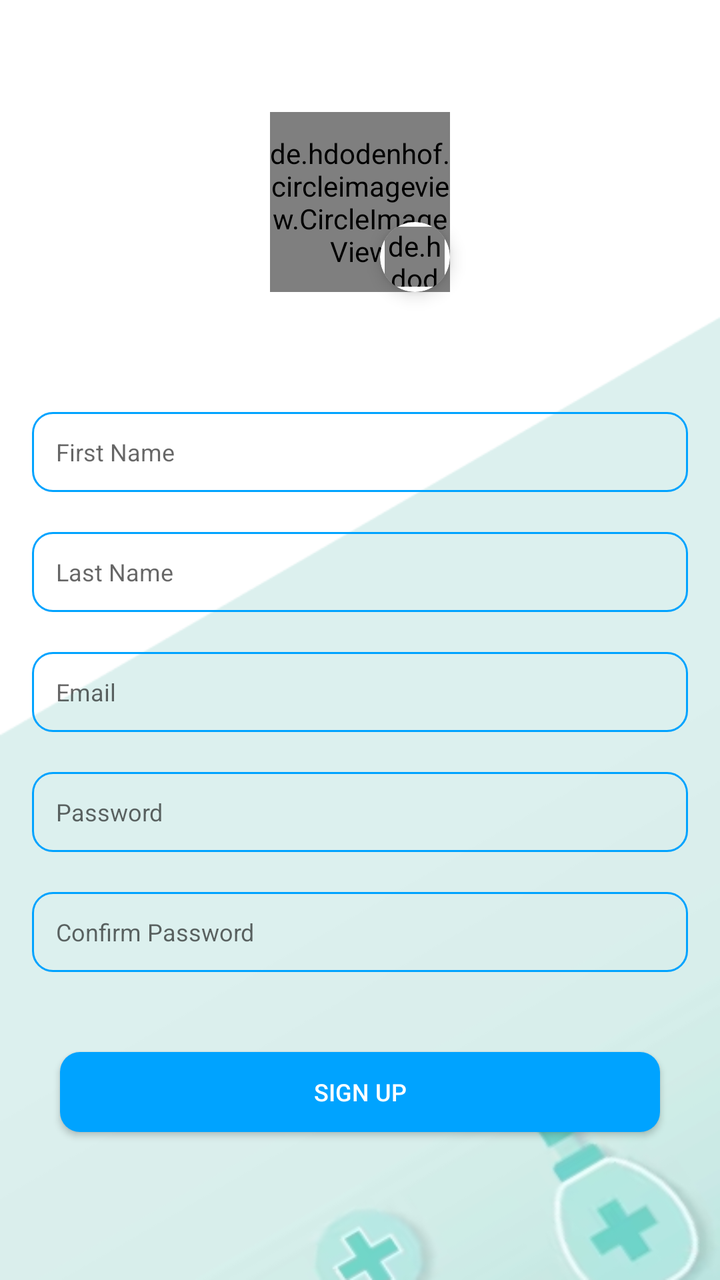
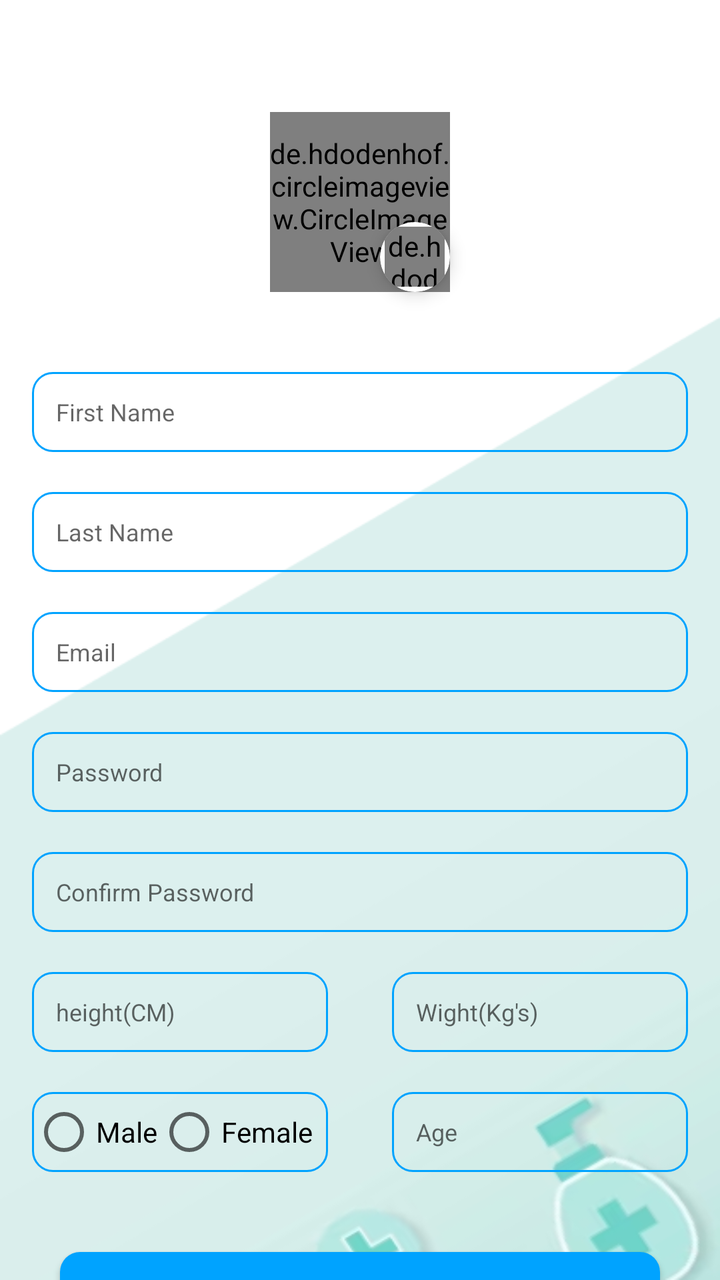

Before-and-after screenshots of an Android layout around one commit, followed by the original layout XML and the change that was made.
<!-- AndroidManifest.xml: application theme Theme.ICare -->
<!-- res/layout/activity_registration.xml -->
<?xml version="1.0" encoding="utf-8"?>
<layout xmlns:android="http://schemas.android.com/apk/res/android"
    xmlns:app="http://schemas.android.com/apk/res-auto"
    xmlns:tools="http://schemas.android.com/tools">

    <androidx.constraintlayout.widget.ConstraintLayout
        android:layout_width="match_parent"
        android:layout_height="match_parent"
        android:background="@color/white"
        tools:context=".registration.RegistrationActivity">

        <include
            layout="@layout/toolbar"
            android:layout_width="0dp"
            android:layout_height="wrap_content"
            app:layout_constraintEnd_toEndOf="parent"
            app:layout_constraintStart_toStartOf="parent"
            app:layout_constraintTop_toTopOf="parent" />

        <de.hdodenhof.circleimageview.CircleImageView
            android:id="@+id/imgProfile"
            android:layout_width="90dp"
            android:layout_height="90dp"
            app:civ_border_width="2dp"
            app:civ_border_color="#FF000000"
            app:layout_constraintLeft_toLeftOf="parent"
            app:layout_constraintRight_toRightOf="parent"
            app:layout_constraintTop_toBottomOf="@+id/toolBar"
            android:src="@drawable/person_default"/>

        <androidx.cardview.widget.CardView
            android:id="@+id/imgAddPhoto"
            android:layout_width="35dp"
            android:layout_height="35dp"
            app:cardCornerRadius="60dp"
            app:cardElevation="5dp"
            app:layout_constraintBottom_toBottomOf="@+id/imgProfile"
            app:layout_constraintEnd_toEndOf="@+id/imgProfile"
            app:cardMaxElevation="5dp">
            <de.hdodenhof.circleimageview.CircleImageView
                android:layout_width="30dp"
                android:layout_height="30dp"
                android:layout_gravity="center"
                android:src="@drawable/baseline_add"
                app:tint="@color/colorRed" />

        </androidx.cardview.widget.CardView>

        <View
            android:layout_width="match_parent"
            app:layout_constraintTop_toBottomOf="@+id/imgAddPhoto"
            android:layout_height="0dp"
            app:layout_constraintBottom_toBottomOf="parent"
            android:background="@drawable/background_banner"/>

        <LinearLayout
            android:id="@+id/llFirstName"
            android:layout_width="match_parent"
            android:layout_marginTop="60dp"
            android:layout_marginHorizontal="16dp"
            android:layout_height="40dp"
            android:gravity="center"
            android:background="@drawable/background_edittext"
            android:orientation="horizontal"
            app:layout_constraintTop_toBottomOf="@+id/imgProfile">

            <EditText
                android:id="@+id/edtFirstName"
                android:layout_width="0dp"
                android:layout_height="wrap_content"
                android:layout_marginStart="12dp"
                android:layout_marginEnd="12dp"
                android:layout_weight="1"
                android:background="@null"
                android:gravity="start"
                android:hint="First Name"
                android:inputType="text"
                android:textColor="@color/black"
                android:textSize="12sp" />

        </LinearLayout>

        <LinearLayout
            android:layout_width="match_parent"
            android:layout_height="40dp"
            android:id="@+id/llLastName"
            android:layout_marginTop="20dp"
            android:gravity="center"
            android:layout_marginHorizontal="16dp"
            android:orientation="horizontal"
            android:background="@drawable/background_edittext"
            app:layout_constraintTop_toBottomOf="@+id/llFirstName">

            <EditText
                android:id="@+id/edtLastName"
                android:layout_width="0dp"
                android:layout_height="wrap_content"
                android:layout_marginStart="12dp"
                android:layout_marginEnd="12dp"
                android:layout_weight="1"
                android:background="@null"
                android:gravity="start"
                android:hint="Last Name"
                android:inputType="text"
                android:textColor="@color/black"
                android:textSize="12sp" />

        </LinearLayout>

        <LinearLayout
            android:id="@+id/llEmail"
            app:layout_constraintTop_toBottomOf="@+id/llLastName"
            android:layout_width="match_parent"
            android:layout_height="40dp"
            android:gravity="center"
            android:background="@drawable/background_edittext"
            android:layout_marginTop="20dp"
            android:layout_marginHorizontal="16dp"
            android:orientation="horizontal">

            <EditText
                android:id="@+id/edtEmail"
                android:layout_width="0dp"
                android:layout_height="wrap_content"
                android:layout_marginStart="12dp"
                android:layout_marginEnd="12dp"
                android:layout_weight="1"
                android:background="@null"
                android:gravity="start"
                android:hint="Email"
                android:inputType="textEmailAddress"
                android:textColor="@color/black"
                android:textSize="12sp" />

        </LinearLayout>

        <LinearLayout
            android:id="@+id/llPassword"
            android:layout_width="match_parent"
            android:layout_height="40dp"
            android:gravity="center"
            android:layout_marginHorizontal="16dp"
            android:layout_marginTop="20dp"
            android:background="@drawable/background_edittext"
            android:orientation="horizontal"
            app:layout_constraintTop_toBottomOf="@+id/llEmail">

            <EditText
                android:id="@+id/edtPassword"
                android:layout_width="0dp"
                android:layout_height="wrap_content"
                android:layout_marginStart="12dp"
                android:layout_marginEnd="12dp"
                android:layout_weight="1"
                android:background="@null"
                android:gravity="start"
                android:hint="Password"
                android:inputType="textPassword"
                android:textColor="@color/black"
                android:textSize="12sp"  />

        </LinearLayout>

        <LinearLayout
            android:id="@+id/llConfirmPassword"
            android:layout_width="match_parent"
            android:layout_height="40dp"
            android:gravity="center"
            android:background="@drawable/background_edittext"
            android:orientation="horizontal"
            android:layout_marginHorizontal="16dp"
            android:layout_marginTop="20dp"
            app:layout_constraintTop_toBottomOf="@+id/llPassword">

            <EditText
                android:id="@+id/edtConfirmPassword"
                android:layout_width="0dp"
                android:layout_height="wrap_content"
                android:layout_marginStart="12dp"
                android:layout_marginEnd="12dp"
                android:layout_weight="1"
                android:background="@null"
                android:gravity="start"
                android:hint="Confirm Password"
                android:inputType="textPassword"
                android:textColor="@color/black"
                android:textSize="12sp" />

        </LinearLayout>

        <Button
            android:id="@+id/btnRegister"
            android:layout_width="match_parent"
            android:layout_height="40dp"
            android:layout_marginHorizontal="30dp"
            android:layout_marginTop="40dp"
            android:background="@drawable/button_possitive"
            android:text="Sign Up"
            android:textColor="@color/colorWhite"
            android:textSize="12sp"
            app:layout_constraintTop_toBottomOf="@+id/llConfirmPassword"/>

    </androidx.constraintlayout.widget.ConstraintLayout>

</layout>
<!-- res/layout/toolbar.xml (included above) -->
<?xml version="1.0" encoding="utf-8"?>
<androidx.appcompat.widget.Toolbar xmlns:android="http://schemas.android.com/apk/res/android"
    android:id="@+id/toolBar"
    android:layout_width="match_parent"
    android:layout_height="?android:attr/actionBarSize"
    android:background="@android:color/transparent"/>
<!-- resources referenced by this layout -->
<resources>
  <color name="black">#FF000000</color>
  <color name="colorRed">#E74C3C</color>
  <color name="colorWhite">#FFFFFF</color>
  <color name="white">#FFFFFFFF</color>
  <!-- drawable background_banner: png bitmap (drawable, 29614 bytes) -->
  <!-- drawable background_edittext (drawable) -->
  <shape xmlns:android="http://schemas.android.com/apk/res/android"
      android:shape="rectangle">
      <corners
          android:radius="10dp" />
      <stroke
          android:width="1dp"
          android:color="#00A3FF" />
  </shape>
  <!-- drawable baseline_add (drawable) -->
  <vector android:height="24dp" android:tint="#000000"
      android:viewportHeight="24" android:viewportWidth="24"
      android:width="24dp" xmlns:android="http://schemas.android.com/apk/res/android">
      <path android:fillColor="@android:color/white" android:pathData="M12,2C6.48,2 2,6.48 2,12s4.48,10 10,10 10,-4.48 10,-10S17.52,2 12,2zM17,13h-4v4h-2v-4L7,13v-2h4L11,7h2v4h4v2z"/>
  </vector>
  <!-- drawable button_possitive (drawable) -->
  <?xml version="1.0" encoding="utf-8"?>
  <ripple xmlns:android="http://schemas.android.com/apk/res/android"
      android:color="@color/white">
      <item android:id="@android:id/mask">
          <shape android:shape="rectangle">
              <solid android:color="@color/white" />
              <corners android:radius="10dp" />
          </shape>
      </item>
  
      <item android:id="@android:id/background">
          <shape android:shape="rectangle">
              <gradient
                  android:angle="90"
                  android:endColor="@color/themeBlue"
                  android:startColor="@color/themeBlue"
                  android:type="linear" />
              <corners android:radius="10dp" />
          </shape>
      </item>
  </ripple>
  <!-- drawable person_default: png bitmap (drawable, 11003 bytes) -->
  <style name="Theme.ICare" parent="Theme.MaterialComponents.Light.NoActionBar.Bridge">
          
          <item name="colorPrimary">@color/colorDarkTheme</item>
          <item name="colorPrimaryVariant">@color/colorDarkTheme</item>
          <item name="colorOnPrimary">@color/white</item>
          
          <item name="colorSecondary">@color/colorBackGroundEdittext</item>
          <item name="colorSecondaryVariant">@color/colorBackGroundEdittext</item>
          <item name="colorOnSecondary">@color/black</item>
          
          <item name="android:statusBarColor">?attr/colorPrimaryVariant</item>
          
      </style>
  <color name="themeBlue">#00A3FF</color>
  <color name="colorDarkTheme">#182B3C</color>
  <color name="colorBackGroundEdittext">#526278</color>
</resources>

<!-- the commit's change to res/layout/activity_registration.xml (unified diff, before → after) -->
@@ -21,12 +21,12 @@
             android:id="@+id/imgProfile"
             android:layout_width="90dp"
             android:layout_height="90dp"
+            android:src="@drawable/person_default"
+            app:civ_border_color="#FF000000"
             app:civ_border_width="2dp"
-            app:civ_border_color="#FF000000"
             app:layout_constraintLeft_toLeftOf="parent"
             app:layout_constraintRight_toRightOf="parent"
-            app:layout_constraintTop_toBottomOf="@+id/toolBar"
-            android:src="@drawable/person_default"/>
+            app:layout_constraintTop_toBottomOf="@+id/toolBar" />
 
         <androidx.cardview.widget.CardView
             android:id="@+id/imgAddPhoto"
@@ -34,9 +34,10 @@
             android:layout_height="35dp"
             app:cardCornerRadius="60dp"
             app:cardElevation="5dp"
+            app:cardMaxElevation="5dp"
             app:layout_constraintBottom_toBottomOf="@+id/imgProfile"
-            app:layout_constraintEnd_toEndOf="@+id/imgProfile"
-            app:cardMaxElevation="5dp">
+            app:layout_constraintEnd_toEndOf="@+id/imgProfile">
+
             <de.hdodenhof.circleimageview.CircleImageView
                 android:layout_width="30dp"
                 android:layout_height="30dp"
@@ -48,19 +49,19 @@
 
         <View
             android:layout_width="match_parent"
-            app:layout_constraintTop_toBottomOf="@+id/imgAddPhoto"
             android:layout_height="0dp"
+            android:background="@drawable/background_banner"
             app:layout_constraintBottom_toBottomOf="parent"
-            android:background="@drawable/background_banner"/>
+            app:layout_constraintTop_toBottomOf="@+id/imgAddPhoto" />
 
         <LinearLayout
             android:id="@+id/llFirstName"
             android:layout_width="match_parent"
-            android:layout_marginTop="60dp"
-            android:layout_marginHorizontal="16dp"
-            android:layout_height="40dp"
-            android:gravity="center"
-            android:background="@drawable/background_edittext"
+            android:layout_height="40dp"
+            android:layout_marginHorizontal="16dp"
+            android:layout_marginTop="40dp"
+            android:background="@drawable/background_edittext"
+            android:gravity="center"
             android:orientation="horizontal"
             app:layout_constraintTop_toBottomOf="@+id/imgProfile">
 
@@ -81,14 +82,14 @@
         </LinearLayout>
 
         <LinearLayout
-            android:layout_width="match_parent"
-            android:layout_height="40dp"
             android:id="@+id/llLastName"
+            android:layout_width="match_parent"
+            android:layout_height="40dp"
+            android:layout_marginHorizontal="16dp"
             android:layout_marginTop="20dp"
-            android:gravity="center"
-            android:layout_marginHorizontal="16dp"
-            android:orientation="horizontal"
-            android:background="@drawable/background_edittext"
+            android:background="@drawable/background_edittext"
+            android:gravity="center"
+            android:orientation="horizontal"
             app:layout_constraintTop_toBottomOf="@+id/llFirstName">
 
             <EditText
@@ -109,14 +110,14 @@
 
         <LinearLayout
             android:id="@+id/llEmail"
-            app:layout_constraintTop_toBottomOf="@+id/llLastName"
-            android:layout_width="match_parent"
-            android:layout_height="40dp"
-            android:gravity="center"
-            android:background="@drawable/background_edittext"
+            android:layout_width="match_parent"
+            android:layout_height="40dp"
+            android:layout_marginHorizontal="16dp"
             android:layout_marginTop="20dp"
-            android:layout_marginHorizontal="16dp"
-            android:orientation="horizontal">
+            android:background="@drawable/background_edittext"
+            android:gravity="center"
+            android:orientation="horizontal"
+            app:layout_constraintTop_toBottomOf="@+id/llLastName">
 
             <EditText
                 android:id="@+id/edtEmail"
@@ -138,10 +139,10 @@
             android:id="@+id/llPassword"
             android:layout_width="match_parent"
             android:layout_height="40dp"
-            android:gravity="center"
             android:layout_marginHorizontal="16dp"
             android:layout_marginTop="20dp"
             android:background="@drawable/background_edittext"
+            android:gravity="center"
             android:orientation="horizontal"
             app:layout_constraintTop_toBottomOf="@+id/llEmail">
 
@@ -157,7 +158,7 @@
                 android:hint="Password"
                 android:inputType="textPassword"
                 android:textColor="@color/black"
-                android:textSize="12sp"  />
+                android:textSize="12sp" />
 
         </LinearLayout>
 
@@ -165,11 +166,11 @@
             android:id="@+id/llConfirmPassword"
             android:layout_width="match_parent"
             android:layout_height="40dp"
-            android:gravity="center"
-            android:background="@drawable/background_edittext"
-            android:orientation="horizontal"
             android:layout_marginHorizontal="16dp"
             android:layout_marginTop="20dp"
+            android:background="@drawable/background_edittext"
+            android:gravity="center"
+            android:orientation="horizontal"
             app:layout_constraintTop_toBottomOf="@+id/llPassword">
 
             <EditText
@@ -185,6 +186,132 @@
                 android:inputType="textPassword"
                 android:textColor="@color/black"
                 android:textSize="12sp" />
+
+        </LinearLayout>
+
+        <LinearLayout
+            android:id="@+id/llHandW"
+            android:layout_width="match_parent"
+            android:layout_height="wrap_content"
+            android:orientation="horizontal"
+            app:layout_constraintTop_toBottomOf="@+id/llConfirmPassword">
+
+            <LinearLayout
+                android:id="@+id/llHeight"
+                android:layout_width="0dp"
+                android:layout_height="40dp"
+                android:layout_marginHorizontal="16dp"
+                android:layout_marginTop="20dp"
+                android:layout_weight="1"
+                android:background="@drawable/background_edittext"
+                android:gravity="center"
+                android:orientation="horizontal">
+
+                <EditText
+                    android:id="@+id/edtHeight"
+                    android:layout_width="0dp"
+                    android:layout_height="wrap_content"
+                    android:layout_marginStart="12dp"
+                    android:layout_marginEnd="12dp"
+                    android:layout_weight="1"
+                    android:background="@null"
+                    android:gravity="start"
+                    android:hint="height(CM)"
+                    android:inputType="numberDecimal"
+                    android:textColor="@color/black"
+                    android:textSize="12sp" />
+
+            </LinearLayout>
+
+            <LinearLayout
+                android:layout_width="0dp"
+                android:layout_height="40dp"
+                android:layout_marginHorizontal="16dp"
+                android:layout_marginTop="20dp"
+                android:layout_weight="1"
+                android:background="@drawable/background_edittext"
+                android:gravity="center"
+                android:orientation="horizontal">
+
+                <EditText
+                    android:id="@+id/edtWeight"
+                    android:layout_width="0dp"
+                    android:layout_height="wrap_content"
+                    android:layout_marginStart="12dp"
+                    android:layout_marginEnd="12dp"
+                    android:layout_weight="1"
+                    android:background="@null"
+                    android:gravity="start"
+                    android:hint="Wight(Kg's)"
+                    android:inputType="numberDecimal"
+                    android:textColor="@color/black"
+                    android:textSize="12sp" />
+
+            </LinearLayout>
+
+        </LinearLayout>
+
+        <LinearLayout
+            android:id="@+id/llSexAndGender"
+            android:layout_width="match_parent"
+            android:layout_height="wrap_content"
+            android:orientation="horizontal"
+            app:layout_constraintTop_toBottomOf="@+id/llHandW">
+
+            <LinearLayout
+                android:layout_width="0dp"
+                android:layout_height="40dp"
+                android:layout_marginHorizontal="16dp"
+                android:layout_marginTop="20dp"
+                android:layout_weight="1"
+                android:background="@drawable/background_edittext"
+                android:gravity="center"
+                android:orientation="horizontal">
+
+                <RadioGroup
+                    android:layout_width="match_parent"
+                    android:layout_height="wrap_content"
+                    android:orientation="horizontal">
+
+                    <RadioButton
+                        android:id="@+id/rbMale"
+                        android:layout_width="wrap_content"
+                        android:layout_height="wrap_content"
+                        android:text="Male"/>
+                    <RadioButton
+                        android:id="@+id/rbFemale"
+                        android:layout_width="wrap_content"
+                        android:layout_height="wrap_content"
+                        android:text="Female"/>
+
+                </RadioGroup>
+
+            </LinearLayout>
+
+            <LinearLayout
+                android:layout_width="0dp"
+                android:layout_height="40dp"
+                android:layout_marginHorizontal="16dp"
+                android:layout_marginTop="20dp"
+                android:layout_weight="1"
+                android:background="@drawable/background_edittext"
+                android:gravity="center"
+                android:orientation="horizontal">
+
+                <EditText
+                    android:id="@+id/edtAge"
+                    android:layout_width="match_parent"
+                    android:layout_height="wrap_content"
+                    android:layout_marginStart="12dp"
+                    android:layout_marginEnd="12dp"
+                    android:background="@null"
+                    android:gravity="start"
+                    android:hint="Age"
+                    android:inputType="number"
+                    android:textColor="@color/black"
+                    android:textSize="12sp" />
+
+            </LinearLayout>
 
         </LinearLayout>
 
@@ -198,7 +325,7 @@
             android:text="Sign Up"
             android:textColor="@color/colorWhite"
             android:textSize="12sp"
-            app:layout_constraintTop_toBottomOf="@+id/llConfirmPassword"/>
+            app:layout_constraintTop_toBottomOf="@+id/llSexAndGender" />
 
     </androidx.constraintlayout.widget.ConstraintLayout>
 
